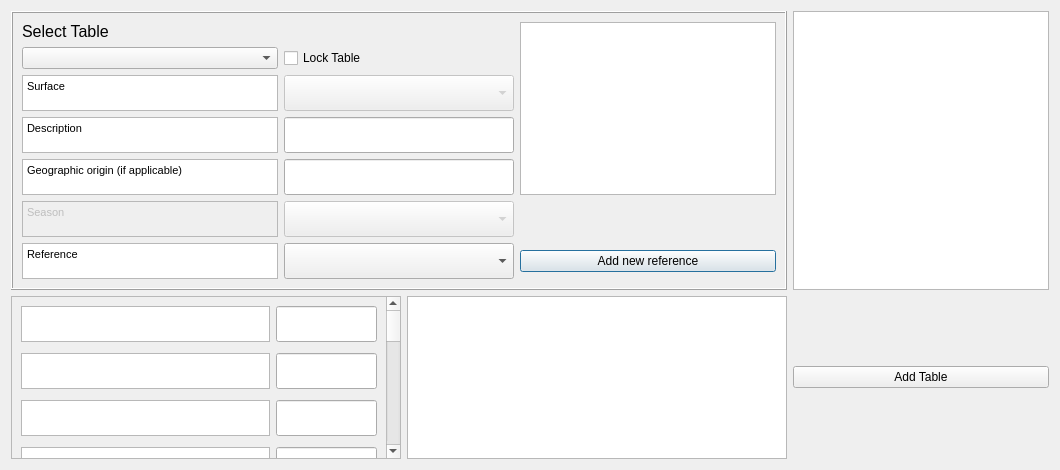
The window that tabs/table_editor_tab.ui (gusbacos/suews_database_manager) describes before a commit, drawn with Qt 5.
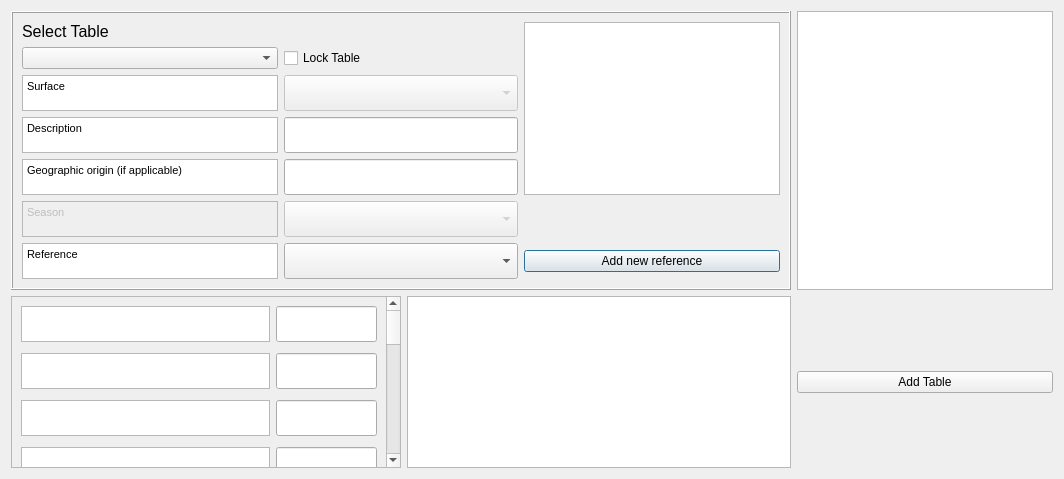
The same window after the commit. Custom widgets are drawn as their Qt base class.

Patch:
```diff
--- a/tabs/table_editor_tab.ui
+++ b/tabs/table_editor_tab.ui
@@ -6,8 +6,8 @@
    <rect>
     <x>0</x>
     <y>0</y>
-    <width>1060</width>
-    <height>470</height>
+    <width>1064</width>
+    <height>479</height>
    </rect>
   </property>
   <property name="windowTitle">
@@ -388,7 +388,7 @@
        <rect>
         <x>0</x>
         <y>0</y>
-        <width>403</width>
+        <width>407</width>
         <height>718</height>
        </rect>
       </property>
```
